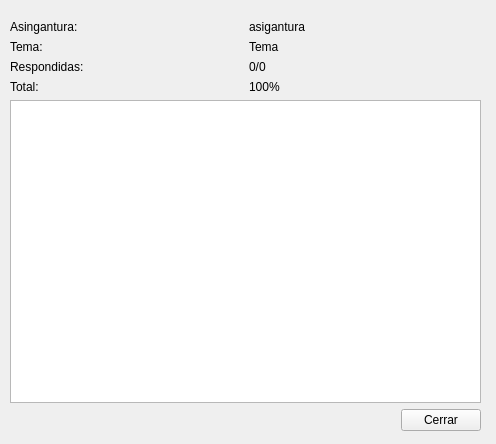
Old version of the form scoreform.ui in the repository EonSoulCout/Askme.
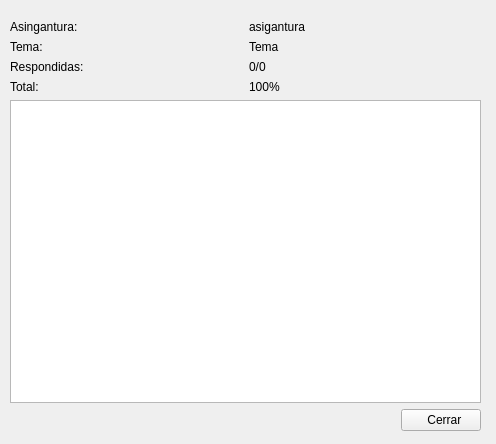
New version of the form. Icons and pictures are not drawn.

```diff
--- a/scoreform.ui
+++ b/scoreform.ui
@@ -13,7 +13,7 @@
   <property name="windowTitle">
    <string>Form</string>
   </property>
-  <widget class="QWidget" name="">
+  <widget class="QWidget" name="layoutWidget">
    <property name="geometry">
     <rect>
      <x>10</x>
@@ -104,7 +104,11 @@
       <item>
        <widget class="QPushButton" name="btnClose">
         <property name="text">
-         <string>Cerrar</string>
+         <string>  Cerrar</string>
+        </property>
+        <property name="icon">
+         <iconset>
+          <normaloff>Recursos/salida.png</normaloff>Recursos/salida.png</iconset>
         </property>
        </widget>
       </item>
```
